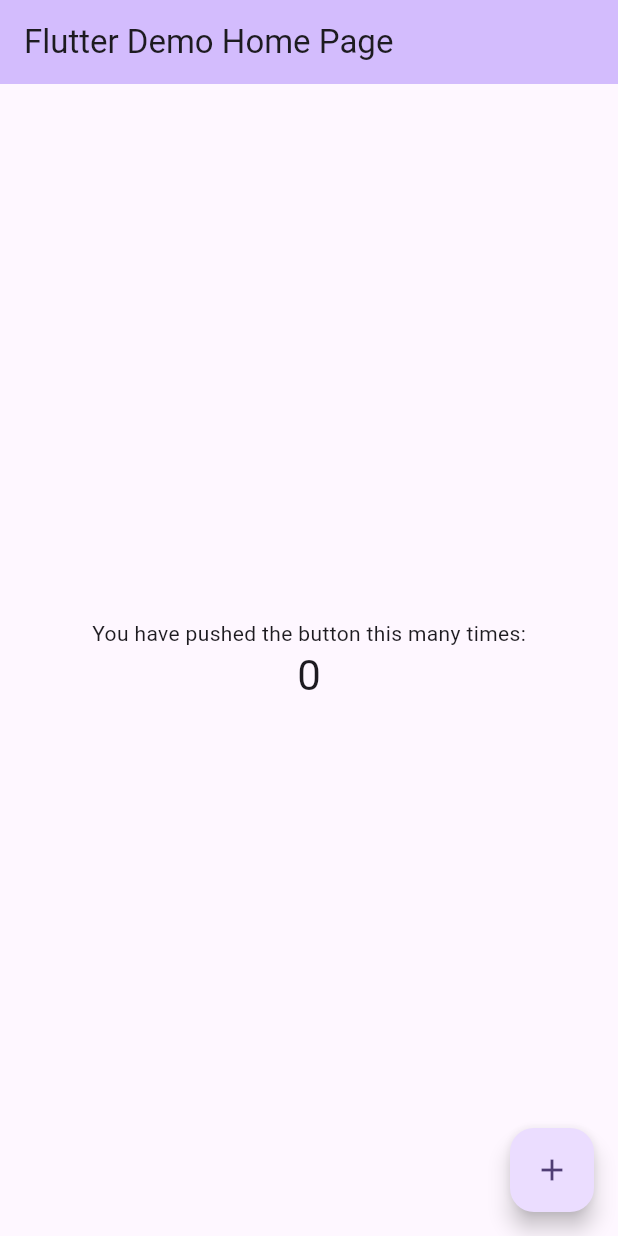
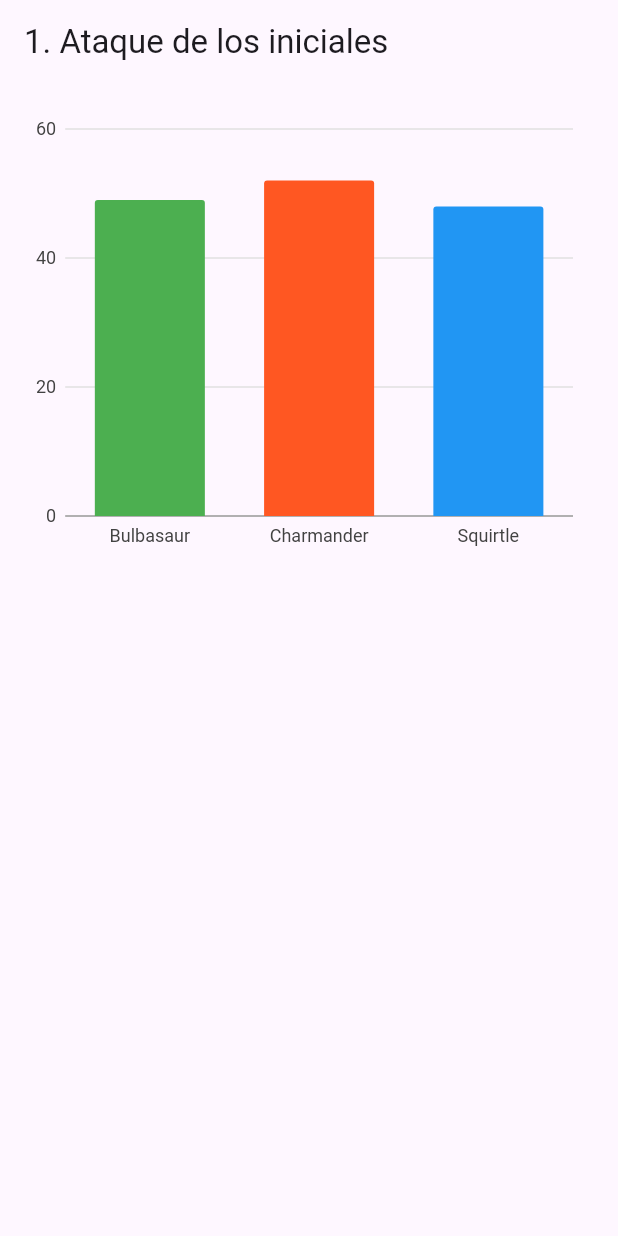
Before and after one commit to Gab03511/flutter_graficos, a Flutter app: the screen it shows after launch, on a phone screen of 412 x 824 dp. Run offline on Flutter 3.47's test engine with Material 3 defaults, Android fonts, the phone set to English and light mode, and no system bars; our stand-ins replace community_charts_flutter.

Commit message:
Primra grafica de charts cummynity

```diff
--- /dev/null
+++ b/lib/charts_flutter_screen.dart
@@ -0,0 +1,55 @@
+import 'package:community_charts_flutter/community_charts_flutter.dart'
+    as charts;
+import 'package:flutter/material.dart';
+
+/// Modelo simple: un Pokémon y su ataque.
+class AtaquePokemon {
+  final String nombre;
+  final int ataque;
+  final charts.Color color;
+
+  AtaquePokemon(this.nombre, this.ataque, this.color);
+}
+
+class ChartsFlutterScreen extends StatelessWidget {
+  const ChartsFlutterScreen({super.key});
+
+  @override
+  Widget build(BuildContext context) {
+    // Datos fijos por ahora (luego los reemplazamos por los de la PokéAPI).
+    final datos = [
+      AtaquePokemon('Bulbasaur', 49, charts.MaterialPalette.green.shadeDefault),
+      AtaquePokemon(
+        'Charmander',
+        52,
+        charts.MaterialPalette.deepOrange.shadeDefault,
+      ),
+      AtaquePokemon('Squirtle', 48, charts.MaterialPalette.blue.shadeDefault),
+    ];
+
+    // La librería pide los datos envueltos en una "Series".
+    final series = [
+      charts.Series<AtaquePokemon, String>(
+        id: 'Ataque',
+        domainFn: (p, _) => p.nombre, // eje X
+        measureFn: (p, _) => p.ataque, // eje Y
+        colorFn: (p, _) => p.color,
+        data: datos,
+      ),
+    ];
+
+    return Scaffold(
+      appBar: AppBar(title: const Text('1. Ataque de los iniciales')),
+      body: Padding(
+        padding: const EdgeInsets.all(16),
+        child: SizedBox(
+          height: 300,
+          child: charts.BarChart(
+            series,
+            animate: true, // animación al cargar
+          ),
+        ),
+      ),
+    );
+  }
+}
--- a/lib/main.dart
+++ b/lib/main.dart
@@ -1,7 +1,9 @@
 import 'package:flutter/material.dart';
 
+import 'charts_flutter_screen.dart';
+
 void main() {
-  runApp(const MyApp());
+  runApp(const MaterialApp(home: ChartsFlutterScreen()));
 }
 
 class MyApp extends StatelessWidget {
--- a/pubspec.yaml
+++ b/pubspec.yaml
@@ -34,6 +34,7 @@
   # The following adds the Cupertino Icons font to your application.
   # Use with the CupertinoIcons class for iOS style icons.
   cupertino_icons: ^1.0.8
+  community_charts_flutter: ^1.0.4
 
 dev_dependencies:
   flutter_test:
```
Also changed, not shown: pubspec.lock.
